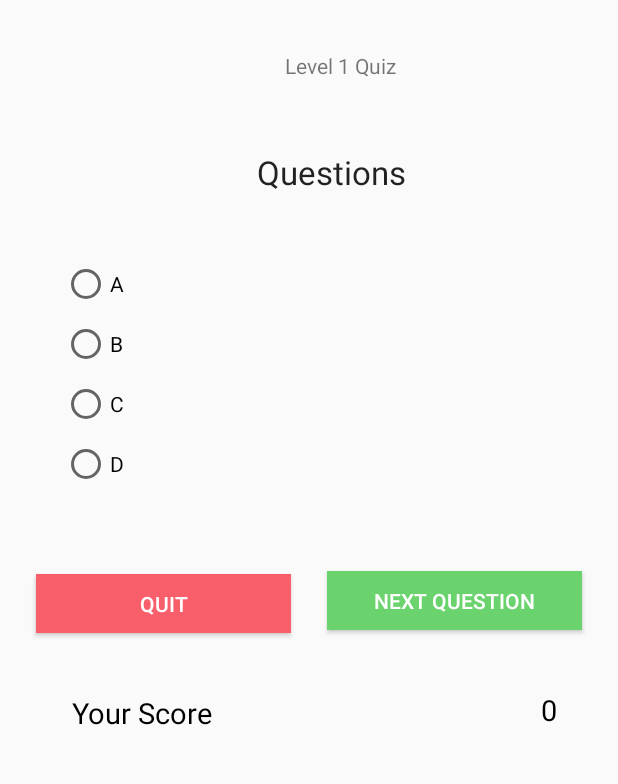
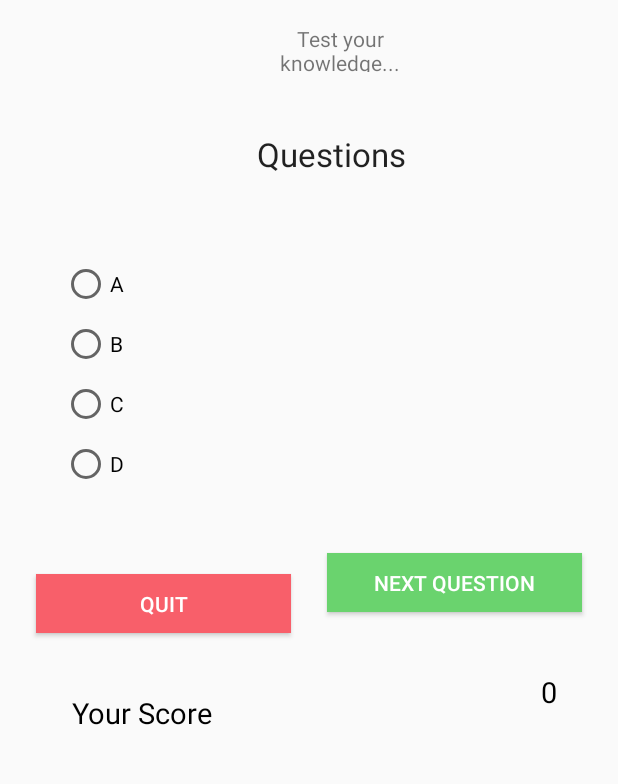
Before and after one commit to prydl/AmateurCooking, an Android app: the quiz1 screen opened directly, with no data from a screen before it, on a phone screen of 412 x 824 dp, the part 207-991 px from its top. Run offline under Robolectric (Android 15) with nearby library versions, the phone set to English and light mode, and no system bars; Roboto replaces fonts that are not available here.

Commit message:
Fixing Quiz UI.

```diff
--- a/app/src/main/res/layout/activity_quiz1.xml
+++ b/app/src/main/res/layout/activity_quiz1.xml
@@ -107,7 +107,7 @@
         app:layout_constraintEnd_toEndOf="parent"
         app:layout_constraintHorizontal_bias="0.0"
         app:layout_constraintStart_toStartOf="parent"
-        app:layout_constraintTop_toBottomOf="@+id/levelquiz" />
+        app:layout_constraintTop_toBottomOf="@+id/quizintro" />
 
     <TextView
         android:id="@+id/textView3"
@@ -154,16 +154,16 @@
         app:srcCompat="@drawable/logo" />
 
     <TextView
-        android:id="@+id/levelquiz"
+        android:id="@+id/quizintro"
         android:layout_width="95dp"
         android:layout_height="32dp"
         android:layout_marginStart="172dp"
         android:layout_marginLeft="172dp"
-        android:layout_marginTop="28dp"
+        android:layout_marginTop="16dp"
         android:layout_marginEnd="148dp"
         android:layout_marginRight="148dp"
-        android:text="Level 1 Quiz"
         android:gravity="center"
+        android:text="Test your knowledge..."
         app:layout_constraintEnd_toEndOf="parent"
         app:layout_constraintHorizontal_bias="0.25"
         app:layout_constraintStart_toStartOf="parent"
```
